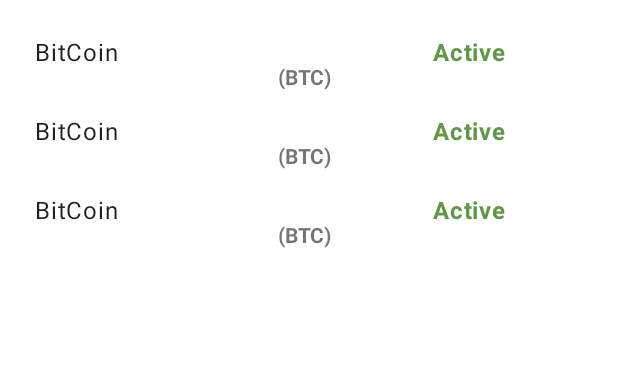
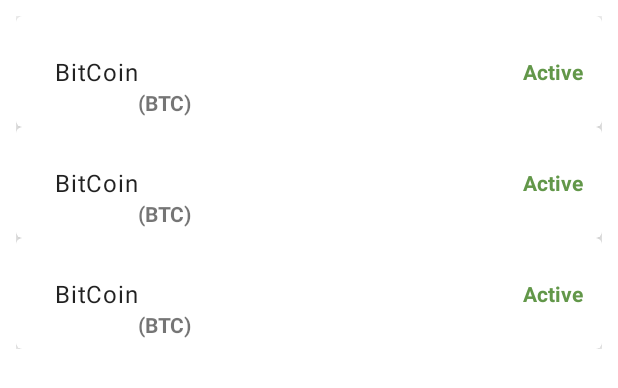
Before and after one commit to LoloziAnas/coin-tracker-android, an Android app: the layout coin_fragment.xml on its own in the app's theme, with its tools: preview values and no code run, on a phone screen of 412 x 824 dp. Shown: the top 388 px of the screen. Run offline under Robolectric (Android 15) with nearby library versions, the phone set to English and light mode, and no system bars.

Commit message:
finishing implementation fragment coins

```diff
--- a/app/build.gradle
+++ b/app/build.gradle
@@ -2,6 +2,7 @@ plugins {
     id 'com.android.application'
     id 'kotlin-android'
     id 'kotlin-kapt'
+    id 'androidx.navigation.safeargs.kotlin'
 }
 
 android {
@@ -63,4 +64,8 @@ dependencies {
 
     // Coil
     implementation "io.coil-kt:coil:1.1.1"
+
+    // Scalable Size Unit Library
+    implementation 'com.intuit.sdp:sdp-android:1.0.6'
+    implementation 'com.intuit.ssp:ssp-android:1.0.6'
 }
--- a/app/src/main/java/com/lolozianas/cryptotracker/BindingAdapters.kt
+++ b/app/src/main/java/com/lolozianas/cryptotracker/BindingAdapters.kt
@@ -5,8 +5,8 @@ import android.widget.ImageView
 import androidx.databinding.BindingAdapter
 import androidx.recyclerview.widget.RecyclerView
 import com.lolozianas.cryptotracker.network.Coin
-import com.lolozianas.cryptotracker.ui.APIStatus
-import com.lolozianas.cryptotracker.ui.CoinListAdapter
+import com.lolozianas.cryptotracker.ui.coin.APIStatus
+import com.lolozianas.cryptotracker.ui.coin.CoinListAdapter
 
 /**
  * Updates the data shown in the [RecyclerView].
--- a/app/src/main/java/com/lolozianas/cryptotracker/network/Coin.kt
+++ b/app/src/main/java/com/lolozianas/cryptotracker/network/Coin.kt
@@ -2,8 +2,8 @@ package com.lolozianas.cryptotracker.network
 
 import com.squareup.moshi.Json
 
-/** This data class defines a Coin which includes several properties
- *
+/**
+ * This data class defines a Coin which includes several properties
  * */
 
 data class Coin(
--- a/app/src/main/java/com/lolozianas/cryptotracker/ui/CoinViewModel.kt
+++ b/app/src/main/java/com/lolozianas/cryptotracker/ui/coin/CoinViewModel.kt
@@ -1,4 +1,4 @@
-package com.lolozianas.cryptotracker.ui
+package com.lolozianas.cryptotracker.ui.coin
 
 import androidx.lifecycle.LiveData
 import androidx.lifecycle.MutableLiveData
@@ -25,8 +25,8 @@ class CoinViewModel : ViewModel() {
         viewModelScope.launch {
             _status.value = APIStatus.LOADING
             try {
+                _coins.value = CoinApi.retrofitService.getCoins()
                 _status.value = APIStatus.DONE
-                _coins.value = CoinApi.retrofitService.getCoins()
             } catch (e: Exception) {
                 _status.value = APIStatus.ERROR
                 _coins.value = listOf()
--- a/app/src/main/res/layout/coin_fragment.xml
+++ b/app/src/main/res/layout/coin_fragment.xml
@@ -4,22 +4,21 @@
     xmlns:tools="http://schemas.android.com/tools">
 
     <data>
-
         <variable
             name="viewModel"
-            type="com.lolozianas.cryptotracker.ui.CoinViewModel" />
+            type="com.lolozianas.cryptotracker.ui.coin.CoinViewModel" />
     </data>
 
     <androidx.constraintlayout.widget.ConstraintLayout
         android:layout_width="match_parent"
         android:layout_height="match_parent"
-        tools:context=".ui.CoinFragment">
+        tools:context=".ui.coin.CoinFragment">
 
         <androidx.recyclerview.widget.RecyclerView
             android:id="@+id/recycler_view_coins"
             android:layout_width="match_parent"
             android:layout_height="wrap_content"
-            android:padding="8dp"
+            android:padding="@dimen/_8sdp"
             app:layoutManager="androidx.recyclerview.widget.LinearLayoutManager"
             app:layout_constraintStart_toStartOf="parent"
             app:layout_constraintEnd_toEndOf="parent"
@@ -29,8 +28,8 @@
 
         <ImageView
             android:id="@+id/status_image"
-            android:layout_width="wrap_content"
-            android:layout_height="wrap_content"
+            android:layout_width="@dimen/_50sdp"
+            android:layout_height="@dimen/_50sdp"
             android:contentDescription="@string/app_name"
             app:apiStatus="@{viewModel.status}"
             app:layout_constraintBottom_toBottomOf="parent"
--- a/app/src/main/res/layout/list_view_coin.xml
+++ b/app/src/main/res/layout/list_view_coin.xml
@@ -8,23 +8,37 @@
         <variable
             name="coin"
             type="com.lolozianas.cryptotracker.network.Coin" />
+
+        <variable
+            name="clickListener"
+            type="com.lolozianas.cryptotracker.ui.coin.CoinListener" />
     </data>
 
 
+    <com.google.android.material.card.MaterialCardView
+        android:layout_width="match_parent"
+        android:layout_height="wrap_content"
+        android:clickable="true"
+        app:cardElevation="@dimen/_5sdp"
+        android:elevation="@dimen/_2sdp"
+        android:focusable="true">
+
         <androidx.constraintlayout.widget.ConstraintLayout
             android:layout_width="match_parent"
-        android:layout_height="wrap_content">
+            android:layout_height="wrap_content"
+            android:layout_margin="@dimen/_5sdp"
+            android:onClick="@{()->clickListener.onClick(coin)}">
 
             <TextView
                 android:id="@+id/text_view_coin"
                 android:layout_width="wrap_content"
                 android:layout_height="wrap_content"
-            android:layout_margin="15dp"
+                android:layout_marginStart="@dimen/_15sdp"
                 android:text="@{coin.name}"
-            android:minWidth="150dp"
                 android:textAppearance="@style/TextAppearance.MaterialComponents.Body1"
                 app:layout_constraintBottom_toBottomOf="parent"
                 app:layout_constraintEnd_toStartOf="@id/text_view_symbol"
+                app:layout_constraintRight_toLeftOf="@id/text_view_active"
                 app:layout_constraintStart_toStartOf="parent"
                 app:layout_constraintTop_toTopOf="parent"
                 tools:text="BitCoin" />
@@ -33,28 +47,35 @@
                 android:id="@+id/text_view_symbol"
                 android:layout_width="wrap_content"
                 android:layout_height="wrap_content"
-            android:layout_marginStart="12dp"
-            android:minWidth="15dp"
-            android:text="@{coin.symbol}"
+                android:text="@{@string/coins_symbol(coin.symbol)}"
                 android:textStyle="bold"
-            app:layout_constraintBottom_toBottomOf="parent"
                 app:layout_constraintStart_toEndOf="@+id/text_view_coin"
+                app:layout_constraintTop_toBottomOf="@id/text_view_coin"
                 tools:text="(BTC)" />
 
 
             <TextView
+                android:id="@+id/text_view_active"
                 android:layout_width="wrap_content"
                 android:layout_height="wrap_content"
-            android:layout_margin="15dp"
+                android:layout_margin="@dimen/_15sdp"
                 android:text="@{coin.isActive? @string/active_label:@string/inactive_label}"
-            android:textAppearance="@style/TextAppearance.MaterialComponents.Body1"
                 android:textColor="@color/secondaryLightColor"
                 android:textStyle="bold"
-            app:layout_constraintStart_toEndOf="@id/text_view_symbol"
                 app:layout_constraintBottom_toBottomOf="parent"
                 app:layout_constraintEnd_toEndOf="parent"
+                app:layout_constraintStart_toStartOf="@id/guideline"
                 app:layout_constraintTop_toTopOf="parent"
                 tools:text="Active" />
 
+            <androidx.constraintlayout.widget.Guideline
+                android:id="@+id/guideline"
+                android:layout_width="wrap_content"
+                android:layout_height="wrap_content"
+                android:orientation="vertical"
+                app:layout_constraintGuide_begin="@dimen/_250sdp" />
+
             </androidx.constraintlayout.widget.ConstraintLayout>
+    </com.google.android.material.card.MaterialCardView>
+
 </layout>
--- a/app/src/main/res/values/strings.xml
+++ b/app/src/main/res/values/strings.xml
@@ -3,5 +3,8 @@
     <string name="active_label">Active</string>
     <string name="inactive_label">Inactive</string>
     <string name="coins_fragment_label">Coins</string>
+    <string name="coins_detail_fragment_label">Coin Detail</string>
     <string name="coins_symbol">(%s)</string>
+    <string name="tag_label">Tag</string>
+    <string name="team_members">Team Members</string>
 </resources>
--- a/build.gradle
+++ b/build.gradle
@@ -5,8 +5,11 @@ buildscript {
         mavenCentral()
     }
     dependencies {
+        def nav_version = "2.4.1"
+
         classpath "com.android.tools.build:gradle:7.0.4"
         classpath "org.jetbrains.kotlin:kotlin-gradle-plugin:1.6.10"
+        classpath "androidx.navigation:navigation-safe-args-gradle-plugin:$nav_version"
 
         // NOTE: Do not place your application dependencies here; they belong
         // in the individual module build.gradle files
```
Also changed, not shown: app/src/main/java/com/lolozianas/cryptotracker/network/CoinApiService.kt (+20 -3 lines), app/src/main/java/com/lolozianas/cryptotracker/ui/coin/CoinFragment.kt (renamed from app/src/main/java/com/lolozianas/cryptotracker/ui/CoinFragment.kt, +8 -2 lines), app/src/main/java/com/lolozianas/cryptotracker/ui/coin/CoinListAdapter.kt (renamed from app/src/main/java/com/lolozianas/cryptotracker/ui/CoinListAdapter.kt, +11 -4 lines), app/src/main/res/drawable/ic_connection_error.xml (+0 -16 lines), app/src/main/res/drawable/loading_animation.xml (+0 -17 lines), app/src/main/res/drawable/loading_img.xml (+0 -15 lines), app/src/main/res/navigation/nav_graph.xml (+15 -2 lines). Lines whose indentation alone changed are shown as unchanged.
